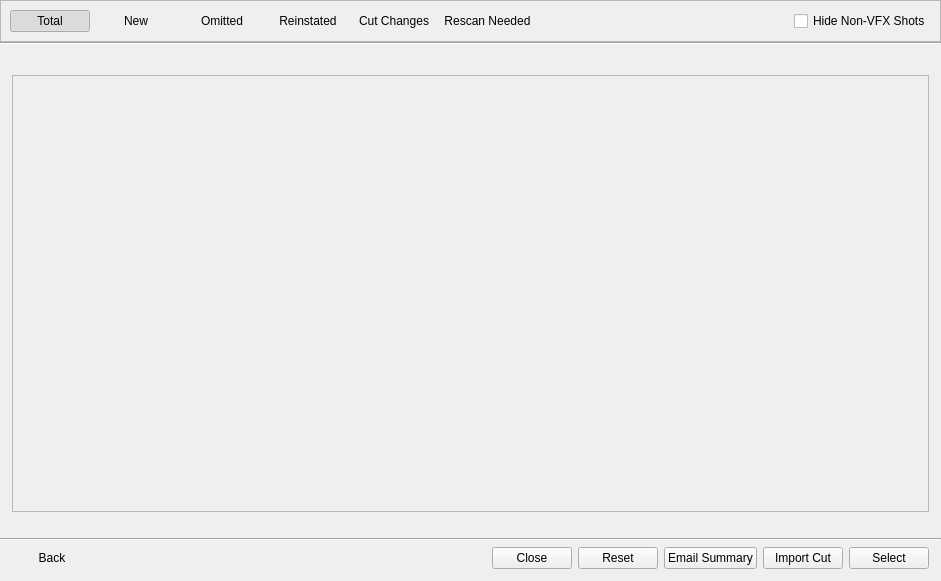
Old version of the form resources/dialog.ui in the repository shotgunsoftware/tk-multi-importcut.
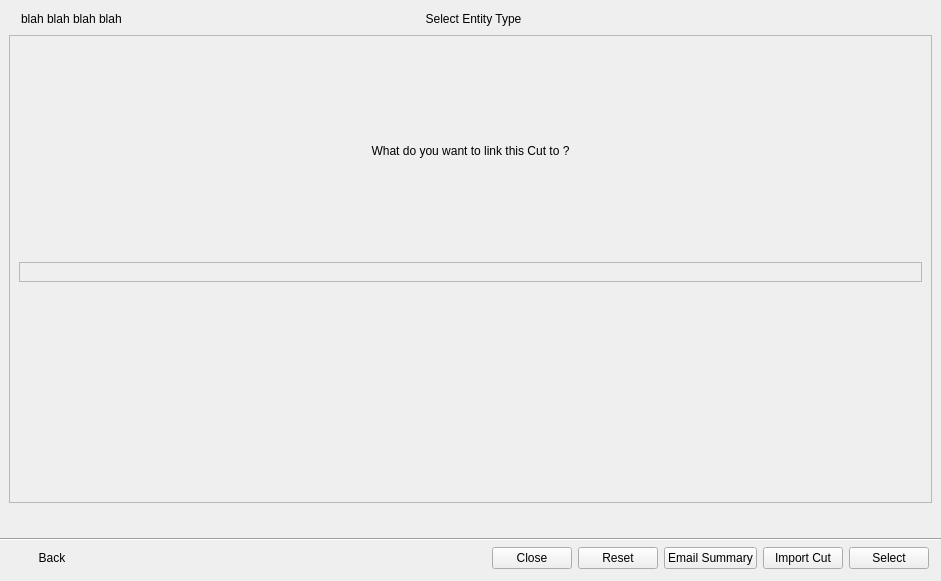
New version of the form. Icons and pictures are not drawn. Custom widgets are drawn as their Qt base class.

Commit message:
For #31094, added new entity type screen
Added widgets and styling
Added entity types view and card basic code
Added new step in constants

```diff
--- a/resources/dialog.ui
+++ b/resources/dialog.ui
@@ -23,7 +23,7 @@
    <item>
     <widget class="AnimatedStackedWidget" name="stackedWidget">
      <property name="currentIndex">
-      <number>3</number>
+      <number>1</number>
      </property>
      <widget class="QWidget" name="drop_page">
       <layout class="QVBoxLayout" name="verticalLayout_2">
@@ -135,6 +135,96 @@
        </item>
       </layout>
      </widget>
+     <widget class="QWidget" name="entity_types_page">
+      <layout class="QVBoxLayout" name="verticalLayout_8" stretch="0,1">
+       <item>
+        <layout class="QHBoxLayout" name="horizontalLayout_2" stretch="1,1,1">
+         <property name="leftMargin">
+          <number>12</number>
+         </property>
+         <property name="rightMargin">
+          <number>12</number>
+         </property>
+         <item>
+          <widget class="QLabel" name="entity_picker_message_label">
+           <property name="text">
+            <string>blah blah blah blah</string>
+           </property>
+          </widget>
+         </item>
+         <item>
+          <widget class="QLabel" name="entity_picker_title_label">
+           <property name="text">
+            <string>Select Entity Type</string>
+           </property>
+           <property name="alignment">
+            <set>Qt::AlignCenter</set>
+           </property>
+          </widget>
+         </item>
+         <item>
+          <spacer name="horizontalSpacer_5">
+           <property name="orientation">
+            <enum>Qt::Horizontal</enum>
+           </property>
+           <property name="sizeHint" stdset="0">
+            <size>
+             <width>0</width>
+             <height>20</height>
+            </size>
+           </property>
+          </spacer>
+         </item>
+        </layout>
+       </item>
+       <item>
+        <widget class="QFrame" name="entity_picker_frame">
+         <property name="frameShape">
+          <enum>QFrame::StyledPanel</enum>
+         </property>
+         <property name="frameShadow">
+          <enum>QFrame::Raised</enum>
+         </property>
+         <layout class="QVBoxLayout" name="verticalLayout_9" stretch="1,0,1">
+          <item>
+           <widget class="QLabel" name="entity_picker_title_label_2">
+            <property name="text">
+             <string>What do you want to link this Cut to ?</string>
+            </property>
+            <property name="alignment">
+             <set>Qt::AlignCenter</set>
+            </property>
+           </widget>
+          </item>
+          <item>
+           <widget class="QFrame" name="entity_types_frame">
+            <property name="frameShape">
+             <enum>QFrame::StyledPanel</enum>
+            </property>
+            <property name="frameShadow">
+             <enum>QFrame::Raised</enum>
+            </property>
+            <layout class="QHBoxLayout" name="entity_types_layout"/>
+           </widget>
+          </item>
+          <item>
+           <spacer name="verticalSpacer_10">
+            <property name="orientation">
+             <enum>Qt::Vertical</enum>
+            </property>
+            <property name="sizeHint" stdset="0">
+             <size>
+              <width>20</width>
+              <height>0</height>
+             </size>
+            </property>
+           </spacer>
+          </item>
+         </layout>
+        </widget>
+       </item>
+      </layout>
+     </widget>
      <widget class="QWidget" name="sequence_list_page">
       <property name="sizePolicy">
        <sizepolicy hsizetype="Preferred" vsizetype="Preferred">
@@ -715,8 +805,8 @@
              <rect>
               <x>0</x>
               <y>0</y>
-              <width>915</width>
-              <height>383</height>
+              <width>98</width>
+              <height>28</height>
              </rect>
             </property>
             <layout class="QVBoxLayout" name="cutsummary_list" stretch="0">
```
Left out of the diff: 4 changed lines with no effect on the pictures. The commit also changes 9 other files.
